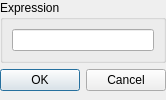
zigorrom/PyFANS, file PyFANS/UI/UI_EditExpression.ui: the form before one commit.
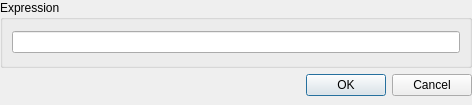
The form after the commit.

The edit to the form file:
```diff
--- a/PyFANS/UI/UI_EditExpression.ui
+++ b/PyFANS/UI/UI_EditExpression.ui
@@ -6,8 +6,8 @@
    <rect>
     <x>0</x>
     <y>0</y>
-    <width>156</width>
-    <height>91</height>
+    <width>472</width>
+    <height>105</height>
    </rect>
   </property>
   <property name="windowTitle">
```
Left out of the diff: 8 changed lines with no effect on the pictures.
